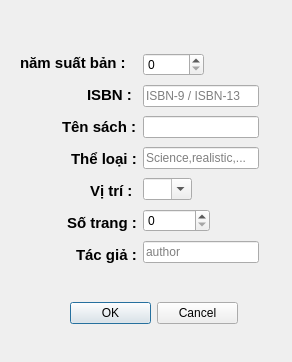
Old version of the form librarymanage/themdausach.ui in the repository DTTaze/Qt-Library-Management.
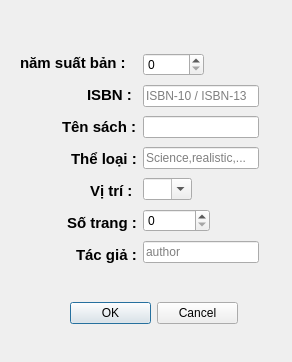
New version of the form.

```diff
--- a/librarymanage/themdausach.ui
+++ b/librarymanage/themdausach.ui
@@ -256,7 +256,7 @@
         <item>
          <widget class="QLineEdit" name="lineEdit_ISBN">
           <property name="placeholderText">
-           <string>ISBN-9 / ISBN-13</string>
+           <string>ISBN-10 / ISBN-13</string>
           </property>
          </widget>
         </item>
```
